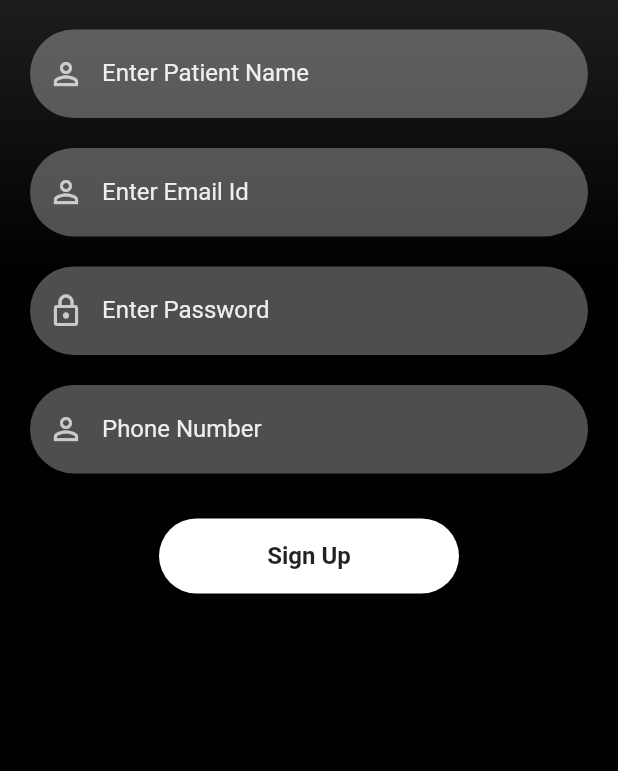
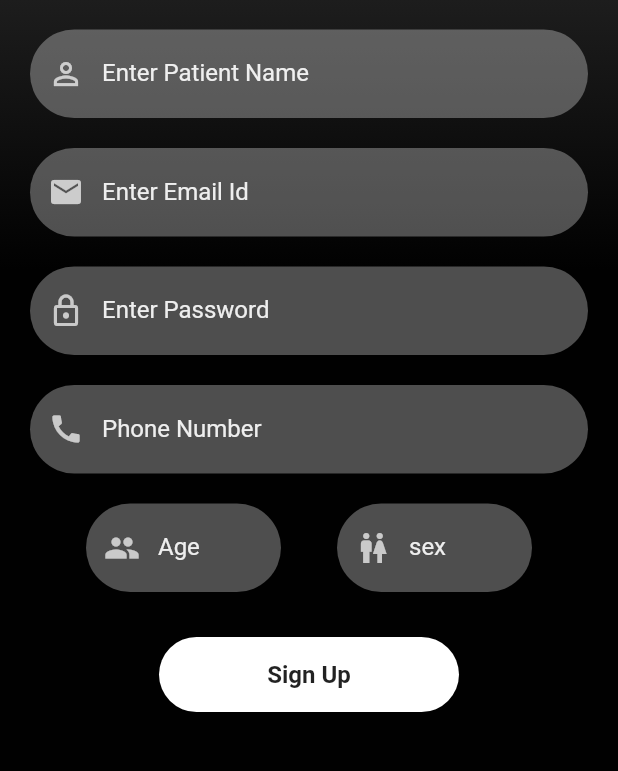
Before and after one commit to BluForte/curare_new, a Flutter app: the SignUpScreen screen opened directly, on a phone screen of 412 x 824 dp, the part 348-1119 px from its top. Run offline on Flutter 3.47's test engine with Material 2 defaults, Android fonts, the phone set to English and light mode, and no system bars; our stand-ins replace cloud_firestore, curved_navigation_bar, firebase_auth, firebase_core, lottie, parse_server_sdk_flutter; accounts and stored records are empty; network calls fail.

Commit message:
added few datas

```diff
--- a/lib/data/models/user_model.dart
+++ b/lib/data/models/user_model.dart
@@ -1,13 +1,16 @@
 
 import 'package:cloud_firestore/cloud_firestore.dart';
+import 'package:flutter/cupertino.dart';
 
 class UserModel {
   final String? pid;
   final String? pname;
   final String? pno;
+  final String? page;
+  final String? psex;
 
 
-  UserModel({this.pname, this.pno, this.pid});
+  UserModel({this.pname, this.pno, this.pid, this.page,this.psex});
 
   factory UserModel.fromSnapshot(DocumentSnapshot snap) {
     var snapshot = snap.data() as Map<String, dynamic>;
@@ -16,13 +19,18 @@ class UserModel {
       pname: snapshot['Patient Name'],
       pno: snapshot['Phone Number'],
       pid: snapshot['Patient Id'],
+      page: snapshot['Age'],
+      psex: snapshot['Sex'],
     );
   }
+
 
   Map<String, dynamic> toJson() => {
     "Patient Name": pname,
     "Phone Number": pno,
     "Patient Id": pid,
+    "Patient Age": page,
+    "Sex":psex,
   };
 }
 // class UserModel1 {
--- a/lib/data/models/user_model2.dart
+++ b/lib/data/models/user_model2.dart
@@ -11,9 +11,9 @@
     var snapshot = snap.data() as Map<String, dynamic>;
 
     return UserModel3(
-      dname: snapshot['Doctor Name'],
-      ddes: snapshot['Designation'],
-      did: snapshot['doctor Id'],
+      dname: snapshot['name'],
+      ddes: snapshot['designation'],
+      did: snapshot['did'],
     );
   }
 
--- a/lib/pages/uhome.dart
+++ b/lib/pages/uhome.dart
@@ -37,6 +37,7 @@ class _Mypage1State extends State<Mypage1> {
     final user = await FirestoreHelper.readUser();
     setState(() {
       username = user.pname;
+      print(username);
     });
   }
 
@@ -117,8 +118,11 @@ class _Mypage1State extends State<Mypage1> {
                                 mainAxisAlignment:
                                     MainAxisAlignment.spaceBetween,
                                 children: [
+
                                   if(snapshot.hasData)
+
                                   Text(
+
                                     // Greeting with username
                                     username == null ?
                                     'Hi ' : 'Hi $username',
--- a/lib/screens/signup_screen.dart
+++ b/lib/screens/signup_screen.dart
@@ -21,10 +21,14 @@ class _SignUpScreenState extends State<SignUpScreen> {
 
   TextEditingController _pname=TextEditingController();
   TextEditingController _pno=TextEditingController();
+  TextEditingController _page=TextEditingController();
+  TextEditingController _psex=TextEditingController();
   @override
   void dispose() {
     _pname.dispose();
     _pno.dispose();
+    _page.dispose();
+    _psex.dispose();
     super.dispose();
   }
   @override
@@ -64,7 +68,7 @@ class _SignUpScreenState extends State<SignUpScreen> {
                 const SizedBox(
                   height: 20,
                 ),
-                reusableTextField("Enter Email Id", Icons.person_outline, false,
+                reusableTextField("Enter Email Id", Icons.email, false,
                     _emailTextController),
                 const SizedBox(
                   height: 20,
@@ -74,8 +78,27 @@ class _SignUpScreenState extends State<SignUpScreen> {
                 const SizedBox(
                   height: 20,
                 ),
-                reusableTextField("Phone Number", Icons.person_outline, false,
+                reusableTextField("Phone Number", Icons.call,false,
                     _pno),
+                const SizedBox(
+                  height: 20,
+                ),
+                Row(
+                  crossAxisAlignment: CrossAxisAlignment.center,
+                  mainAxisAlignment: MainAxisAlignment.spaceEvenly,
+                  children: [
+                    SizedBox(
+                      width: 130,
+                      child: reusableTextField("Age", Icons.people, false,
+                          _page),
+                    ),
+                    SizedBox(
+                      width: 130,
+                      child: reusableTextField("sex", Icons.wc, false,
+                          _psex),
+                    ),
+                  ],
+                ),
                 const SizedBox(
                   height: 20,
                 ),
@@ -95,7 +118,7 @@ class _SignUpScreenState extends State<SignUpScreen> {
                     }).onError((error, stackTrace) {
                       print("Error ${error.toString()}");
                     });
-                    await FirestoreHelper.create(UserModel(pname: _pname.text, pno: _pno.text));
+                    await FirestoreHelper.create(UserModel(pname: _pname.text, pno: _pno.text, page: _page.text, psex: _psex.text));
 
                   }),
                 )
```
Also changed, not shown: lib/data/remote_data_source/firestore_helper.dart (+10 -4 lines), 2 other files.
